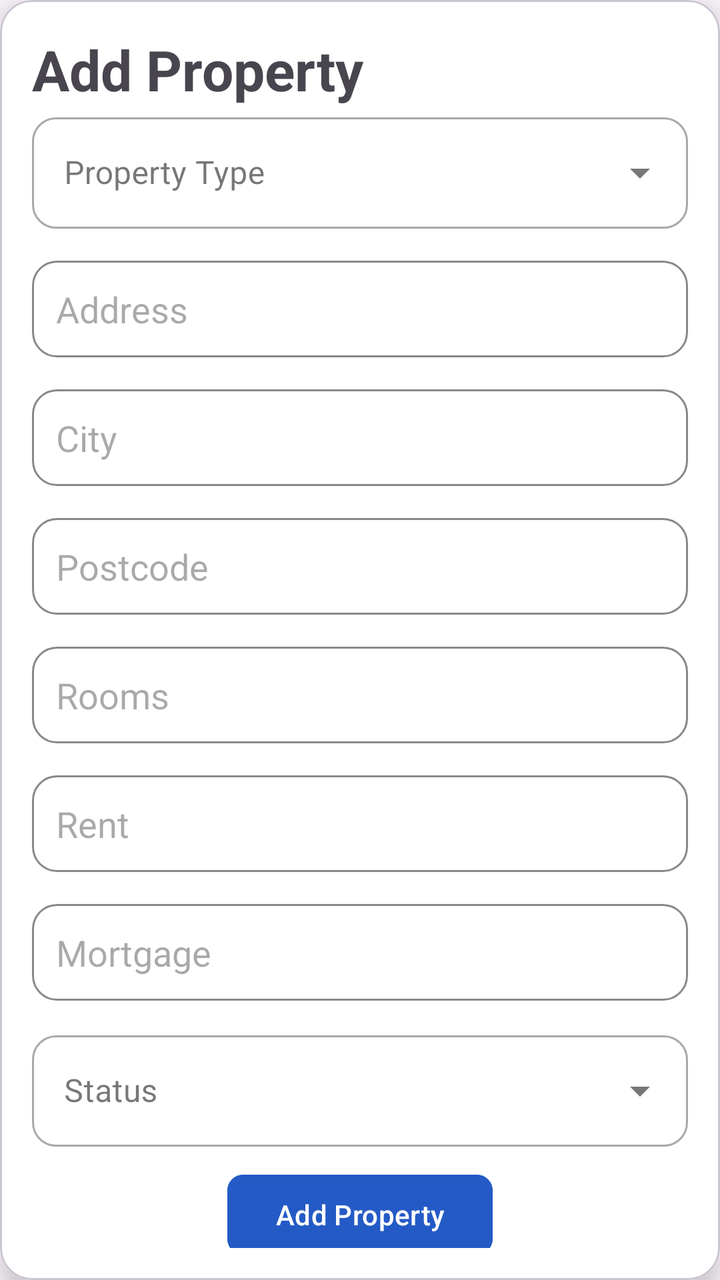
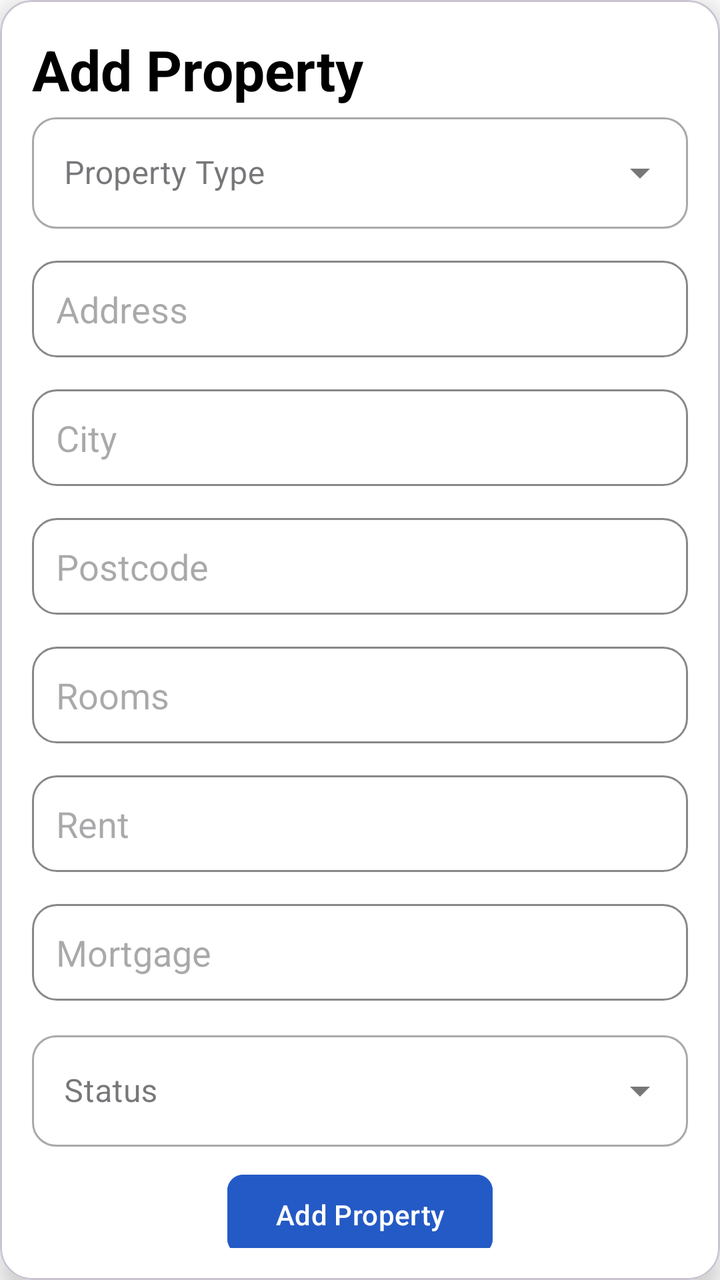

The first picture is an Android layout as it rendered before a commit; the second is the same layout after the commit. The layout source and the unified diff follow.
<!-- AndroidManifest.xml: application theme Theme.ProbbyApp -->
<!-- res/layout/fragment_add_properties.xml -->
<?xml version="1.0" encoding="utf-8"?>
<com.google.android.material.card.MaterialCardView
    xmlns:android="http://schemas.android.com/apk/res/android"
    xmlns:app="http://schemas.android.com/apk/res-auto"
    xmlns:tools="http://schemas.android.com/tools"
    android:layout_width="match_parent"
    android:layout_height="wrap_content"
    android:layout_margin="24dp"
    app:cardCornerRadius="16dp"
    app:cardElevation="8dp"
    android:background="@android:color/white"
    tools:context=".views.PropertyDetailsFragment"
    app:cardPreventCornerOverlap="false">

    <ScrollView
        android:layout_width="match_parent"
        android:layout_height="wrap_content"
        android:padding="16dp"
        android:background="@color/cardview_light_background">
    <LinearLayout
        android:layout_width="match_parent"
        android:layout_height="wrap_content"
        android:orientation="vertical"
        android:background="@color/cardview_light_background"
        >
    <TextView
        android:id="@+id/title"
        android:layout_width="wrap_content"
        android:layout_height="wrap_content"
        android:text="@string/add_property"
        android:textSize="28sp"
        android:textStyle="bold"
        app:layout_constraintEnd_toEndOf="parent"
        app:layout_constraintHorizontal_bias="0.498"
        app:layout_constraintStart_toStartOf="parent"
        app:layout_constraintTop_toTopOf="parent" />

        <com.google.android.material.textfield.TextInputLayout
            style="@style/Widget.MaterialComponents.TextInputLayout.OutlinedBox.ExposedDropdownMenu"
            android:layout_width="match_parent"
            android:layout_height="wrap_content"
            android:hint="@string/property_type"
            app:boxCornerRadiusBottomEnd="12dp"
            app:boxCornerRadiusBottomStart="12dp"
            app:boxCornerRadiusTopEnd="12dp"
            app:boxCornerRadiusTopStart="12dp">

            <AutoCompleteTextView
                android:id="@+id/pType"
                android:layout_width="match_parent"
                android:layout_height="wrap_content"
                android:inputType="none"
               />
        </com.google.android.material.textfield.TextInputLayout>

    <EditText
        android:id="@+id/address"
        android:layout_width="match_parent"
        android:layout_height="wrap_content"
        android:hint="Address"
        android:inputType="text"
        android:padding="12dp"
        android:background="@drawable/rounded_transparent"
        android:layout_marginTop="16dp"
        app:layout_constraintTop_toBottomOf="@id/pType"
        app:layout_constraintStart_toStartOf="parent"
        app:layout_constraintEnd_toEndOf="parent"/>
    <EditText
        android:id="@+id/city"
        android:layout_width="match_parent"
        android:layout_height="wrap_content"
        android:hint="@string/city"
        android:inputType="text"
        android:padding="12dp"
        android:background="@drawable/rounded_transparent"
        android:layout_marginTop="16dp"
        app:layout_constraintTop_toBottomOf="@id/address"
        app:layout_constraintStart_toStartOf="parent"
        app:layout_constraintEnd_toEndOf="parent"/>
    <EditText
        android:id="@+id/postcode"
        android:layout_width="match_parent"
        android:layout_height="wrap_content"
        android:hint="@string/postcode"
        android:inputType="text"
        android:padding="12dp"
        android:background="@drawable/rounded_transparent"
        android:layout_marginTop="16dp"
        app:layout_constraintTop_toBottomOf="@id/city"
        app:layout_constraintStart_toStartOf="parent"
        app:layout_constraintEnd_toEndOf="parent"/>
    <EditText
        android:id="@+id/rooms"
        android:layout_width="match_parent"
        android:layout_height="wrap_content"
        android:hint="@string/rooms"
        android:inputType="text"
        android:padding="12dp"
        android:background="@drawable/rounded_transparent"
        android:layout_marginTop="16dp"
        app:layout_constraintTop_toBottomOf="@id/postcode"
        app:layout_constraintStart_toStartOf="parent"
        app:layout_constraintEnd_toEndOf="parent"/>
    <EditText
        android:id="@+id/rent"
        android:layout_width="match_parent"
        android:layout_height="wrap_content"
        android:hint="@string/rent"
        android:inputType="text"
        android:padding="12dp"
        android:background="@drawable/rounded_transparent"
        android:layout_marginTop="16dp"
        app:layout_constraintTop_toBottomOf="@id/rooms"
        app:layout_constraintStart_toStartOf="parent"
        app:layout_constraintEnd_toEndOf="parent"/>
    <EditText
        android:id="@+id/mortgage"
        android:layout_width="match_parent"
        android:layout_height="wrap_content"
        android:hint="@string/mortgage"
        android:inputType="text"
        android:padding="12dp"
        android:background="@drawable/rounded_transparent"
        android:layout_marginTop="16dp"
        app:layout_constraintTop_toBottomOf="@id/rent"
        app:layout_constraintStart_toStartOf="parent"
        app:layout_constraintEnd_toEndOf="parent"/>

        <com.google.android.material.textfield.TextInputLayout
            style="@style/Widget.MaterialComponents.TextInputLayout.OutlinedBox.ExposedDropdownMenu"
            android:layout_width="match_parent"
            android:layout_height="wrap_content"
            android:hint="@string/status"
            android:layout_marginTop="12dp"
            app:boxCornerRadiusBottomEnd="12dp"
            app:boxCornerRadiusBottomStart="12dp"
            app:boxCornerRadiusTopEnd="12dp"
            app:boxCornerRadiusTopStart="12dp">

            <AutoCompleteTextView
                android:id="@+id/status"
                android:layout_width="match_parent"
                android:layout_height="wrap_content"
                android:inputType="none"
                 />
        </com.google.android.material.textfield.TextInputLayout>
    <Button
        android:id="@+id/btnSubmit"
        android:layout_width="wrap_content"
        android:layout_gravity="center_horizontal"
        android:layout_height="wrap_content"
        android:text="@string/add_property"
        android:layout_marginTop="10dp"
        app:cornerRadius="8dp"
        android:backgroundTint="?attr/colorPrimary"/>
    </LinearLayout>
    </ScrollView>
</com.google.android.material.card.MaterialCardView>
<!-- resources referenced by this layout -->
<resources>
  <!-- drawable rounded_transparent (drawable) -->
  <?xml version="1.0" encoding="utf-8"?>
      <shape xmlns:android="http://schemas.android.com/apk/res/android"
          android:shape="rectangle">
  
          
          <solid android:color="@android:color/transparent" />
  
          
          <stroke
              android:width="1dp"
              android:color="#888888" /> 
  
          
          <corners android:radius="12dp" />
  
      </shape>
  <string name="add_property">Add Property</string>
  <string name="city">City</string>
  <string name="mortgage">Mortgage</string>
  <string name="postcode">Postcode</string>
  <string name="property_type">Property Type</string>
  <string name="rent">Rent</string>
  <string name="rooms">Rooms</string>
  <string name="status">Status</string>
  <style name="Theme.ProbbyApp" parent="Theme.MaterialComponents.DayNight.DarkActionBar">
          
          <item name="colorPrimary">#245AC5</item>
          <item name="colorPrimaryVariant">#373738</item>
          <item name="colorOnPrimary">@color/white</item>
          
          <item name="colorSecondary">#454242</item>
          <item name="colorSecondaryVariant">@color/teal_700</item>
          <item name="colorOnSecondary">@color/black</item>
          
          <item name="android:statusBarColor">#245AC5</item>
          
      </style>
  <color name="white">#FFFFFFFF</color>
  <color name="teal_700">#FF018786</color>
  <color name="black">#FF000000</color>
</resources>

<!-- the commit's change to res/layout/fragment_add_properties.xml (unified diff, before → after) -->
@@ -8,7 +8,7 @@
     android:layout_margin="24dp"
     app:cardCornerRadius="16dp"
     app:cardElevation="8dp"
-    android:background="@android:color/white"
+    android:background="?attr/colorOnBackground"
     tools:context=".views.PropertyDetailsFragment"
     app:cardPreventCornerOverlap="false">
 
@@ -16,12 +16,12 @@
         android:layout_width="match_parent"
         android:layout_height="wrap_content"
         android:padding="16dp"
-        android:background="@color/cardview_light_background">
+        android:background="?attr/colorOnBackground">
     <LinearLayout
         android:layout_width="match_parent"
         android:layout_height="wrap_content"
         android:orientation="vertical"
-        android:background="@color/cardview_light_background"
+        android:background="?attr/colorOnBackground"
         >
     <TextView
         android:id="@+id/title"
